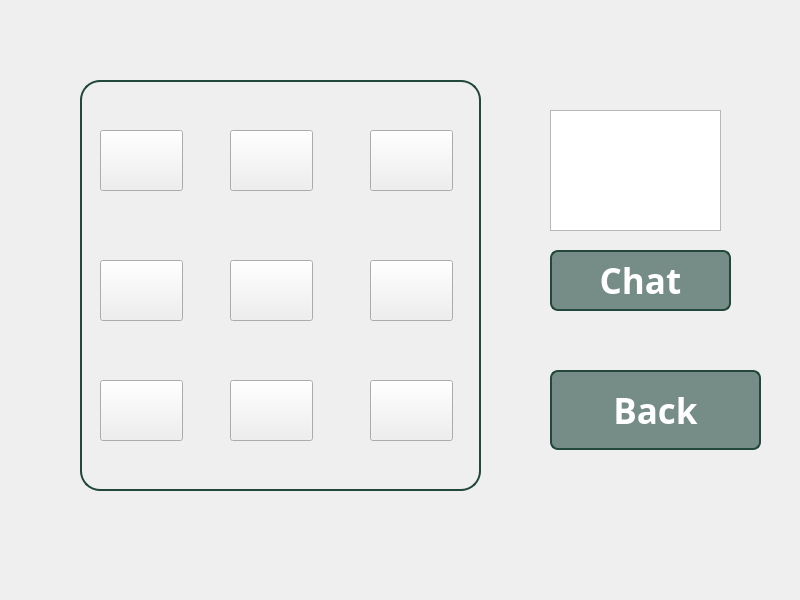
The window that game.ui (adamuIII/TicTacToe-) describes before a commit, drawn with Qt 5.
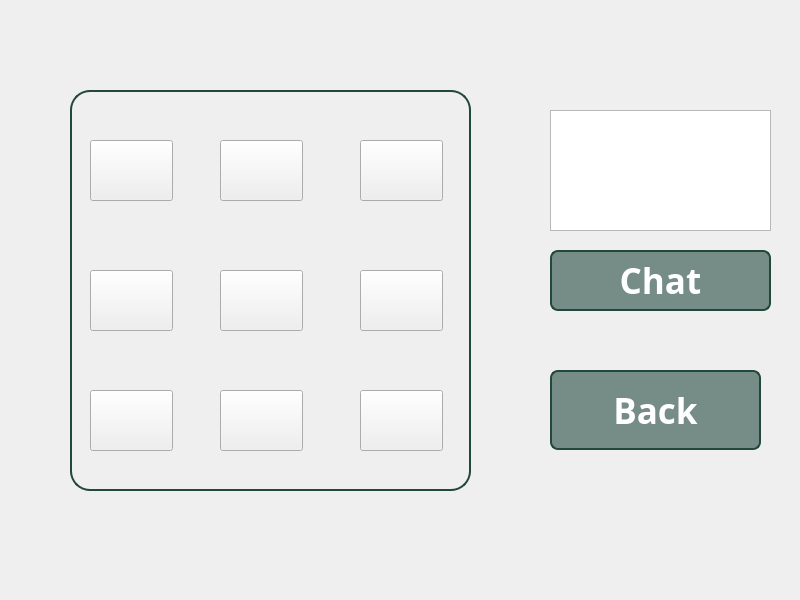
The same window after the commit. Icons and pictures are not drawn.

What changed in the file:
```diff
--- a/game.ui
+++ b/game.ui
@@ -29,10 +29,10 @@
     <widget class="QFrame" name="frame">
      <property name="geometry">
       <rect>
-       <x>80</x>
-       <y>80</y>
+       <x>70</x>
+       <y>90</y>
        <width>401</width>
-       <height>411</height>
+       <height>401</height>
       </rect>
      </property>
      <property name="styleSheet">
@@ -231,7 +231,7 @@
       <rect>
        <x>550</x>
        <y>110</y>
-       <width>171</width>
+       <width>221</width>
        <height>121</height>
       </rect>
      </property>
@@ -241,7 +241,7 @@
       <rect>
        <x>550</x>
        <y>250</y>
-       <width>181</width>
+       <width>221</width>
        <height>61</height>
       </rect>
      </property>
```
